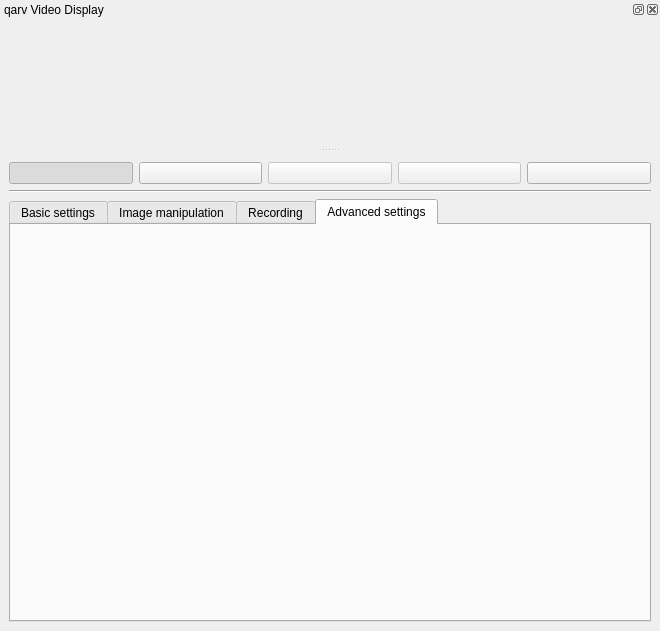
First picture: the form in src/mainwindow.ui, repository AD-Vega/qarv, before the edit.
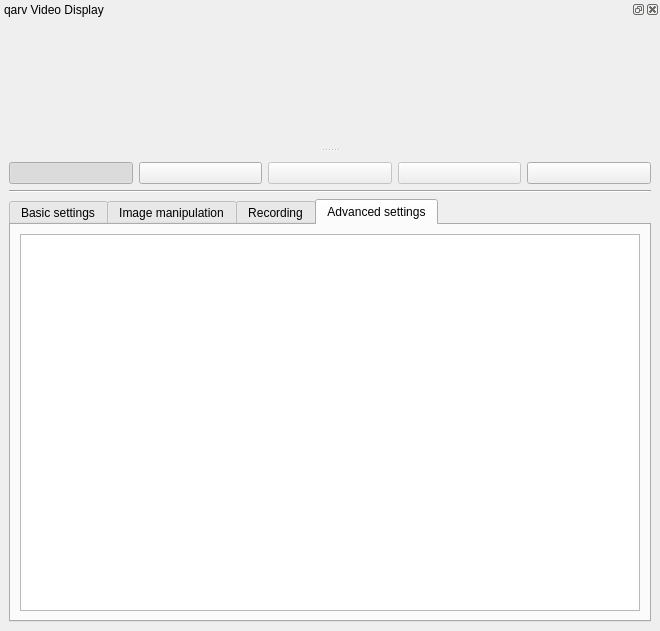
Second picture: the form after the edit. The open tabs and pages were chosen to show the change. Icons and pictures are not drawn. Custom widgets are drawn as their Qt base class.

```diff
--- a/src/mainwindow.ui
+++ b/src/mainwindow.ui
@@ -14,8 +14,8 @@
    <string>qarv</string>
   </property>
   <widget class="QWidget" name="centralwidget">
-   <layout class="QVBoxLayout" name="verticalLayout">
-    <item>
+   <layout class="QGridLayout" name="gridLayout_2">
+    <item row="0" column="0">
      <layout class="QHBoxLayout" name="horizontalLayout">
       <item>
        <widget class="QPushButton" name="showVideoButton">
@@ -117,7 +117,7 @@
       </property>
      </widget>
     </item>
-    <item>
+    <item row="2" column="0">
      <widget class="QTabWidget" name="tabWidget">
       <property name="currentIndex">
        <number>0</number>
@@ -819,10 +819,22 @@
        <attribute name="title">
         <string>Advanced settings</string>
        </attribute>
+       <layout class="QGridLayout" name="gridLayout_3">
+        <item row="0" column="0">
+         <widget class="QTreeView" name="advancedTree">
+          <property name="animated">
+           <bool>true</bool>
+          </property>
+          <attribute name="headerVisible">
+           <bool>false</bool>
+          </attribute>
+         </widget>
+        </item>
+       </layout>
       </widget>
      </widget>
     </item>
-    <item>
+    <item row="3" column="0">
      <spacer name="verticalSpacer_2">
       <property name="orientation">
        <enum>Qt::Vertical</enum>
```
Left out of the diff: 2 changed lines with no effect on the pictures.
